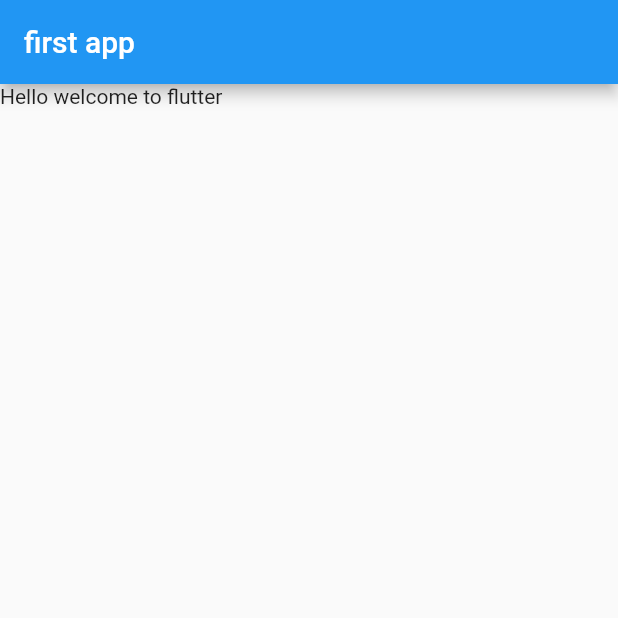
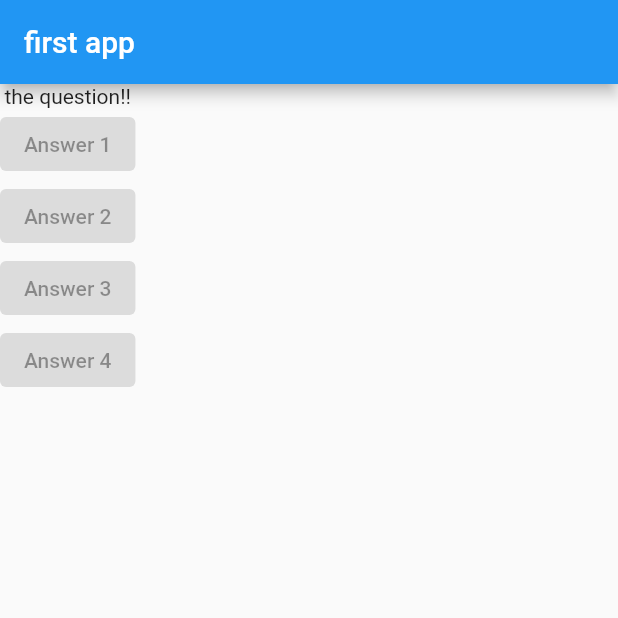
Before and after one commit to niguns7/QuizApp--flutter-, a Flutter app: the screen it shows after launch, on a phone screen of 412 x 824 dp, the top half of it. Run offline on Flutter 3.47's test engine with Material 2 defaults, Android fonts, the phone set to English and light mode, and no system bars.

Commit message:
button added

```diff
--- a/lib/main.dart
+++ b/lib/main.dart
@@ -10,14 +10,35 @@ void main() => runApp(MyApp());
 
 class MyApp extends StatelessWidget {
   //flutter need to extends either stateless or statefull widgits
+  @override
   Widget build(BuildContext context) {
     //build is the methode which flutter eill call to draw something tot he screen
     return MaterialApp(
       home: Scaffold(
         appBar: AppBar(
-          title: Text("first app"),
+          title: Text('first app'),
         ),
-        body: Text("Hello welcome to flutter"),
+        body: Column(
+          children: [
+            Text("the question!!"),
+            ElevatedButton(
+              onPressed: null,
+              child: Text('Answer 1'),
+            ),
+            ElevatedButton(
+              onPressed: null,
+              child: Text('Answer 2'),
+            ),
+            ElevatedButton(
+              onPressed: null,
+              child: Text('Answer 3'),
+            ),
+            ElevatedButton(
+              onPressed: null,
+              child: Text('Answer 4'),
+            ),
+          ],
+        ),
       ),
     );
   }
```
